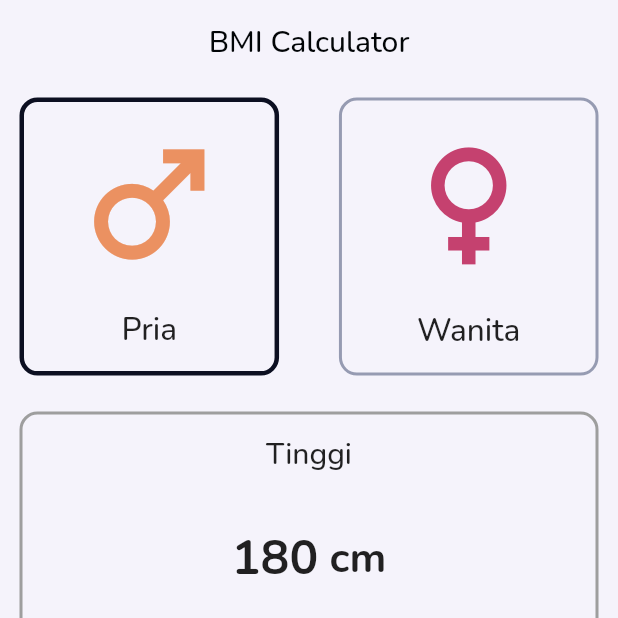
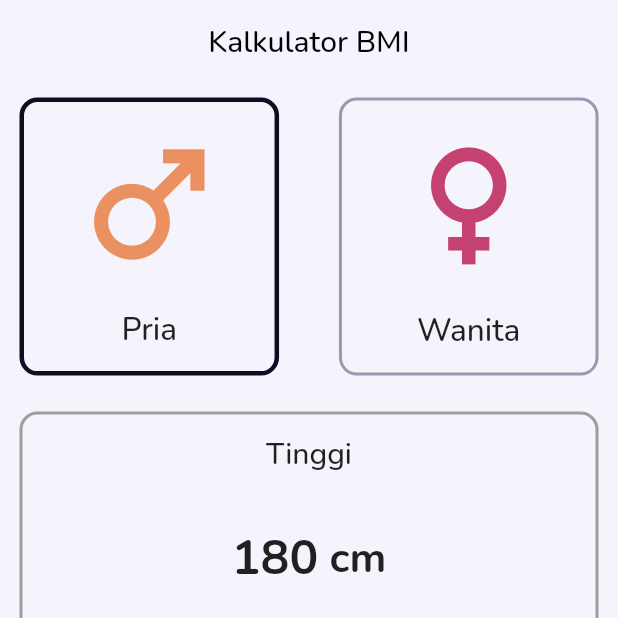
Before and after one commit to ali-susanto/kalori, a Flutter app: the CalculatorScreen screen opened directly, after a tap on the "remove" icon, on a phone screen of 412 x 824 dp, the top half of it. Run offline on Flutter 3.47's test engine with Material 2 defaults, Android fonts, the phone set to English and light mode, and no system bars; our stand-ins replace animated_bottom_navigation_bar, avatar_glow, camera, cloud_firestore, dio, firebase_auth and 13 more; missing offline and left inert: tflite; accounts and stored records are empty.

Commit message:
change title in app bar

```diff
--- a/lib/screen/calculator_screen.dart
+++ b/lib/screen/calculator_screen.dart
@@ -29,7 +29,7 @@ class _CalculatorScreenState extends State<CalculatorScreen> {
           elevation: 0,
           centerTitle: true,
           title: const Text(
-            'BMI Calculator',
+            'Kalkulator BMI',
             style: TextStyle(color: kBlackColor),
           )),
       body: Padding(
```
